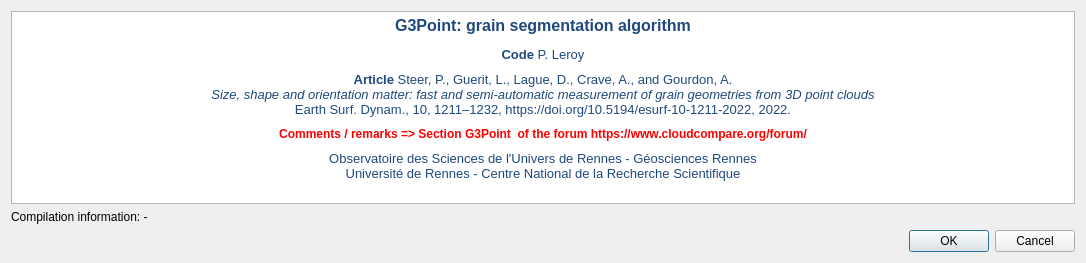
The window that ui/qG3PointDisclaimer.ui (p-leroy/qG3Point) describes before a commit, drawn with Qt 5.
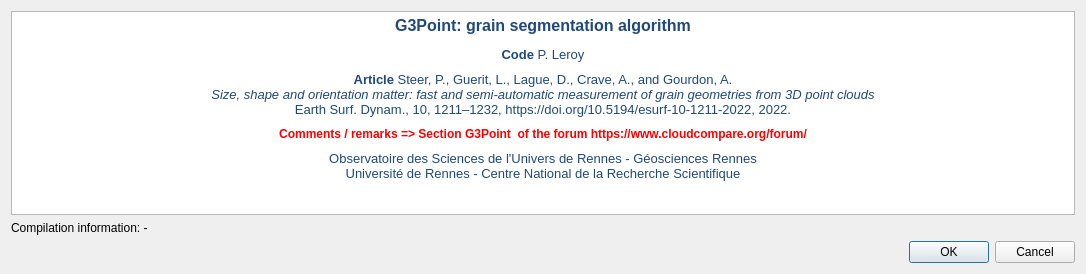
The same window after the commit.

Patch:
```diff
--- a/ui/qG3PointDisclaimer.ui
+++ b/ui/qG3PointDisclaimer.ui
@@ -7,7 +7,7 @@
     <x>0</x>
     <y>0</y>
     <width>1086</width>
-    <height>263</height>
+    <height>274</height>
    </rect>
   </property>
   <property name="windowTitle">
```
